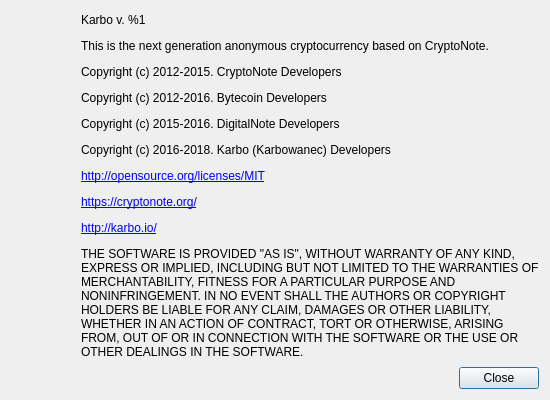
Qt form src/gui/ui/aboutdialog.ui (seredat/karbowanecwallet) before a commit.
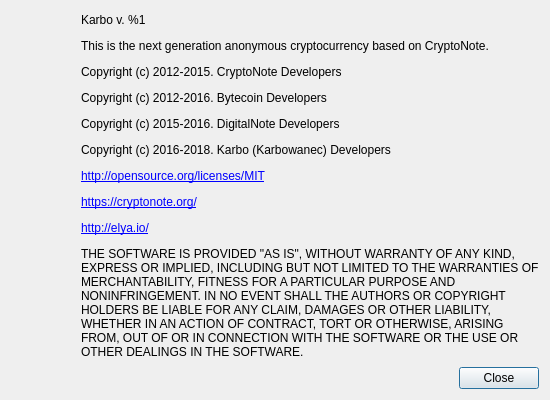
The same form after that commit. Icons and pictures are not drawn.

What changed in the file:
```diff
--- a/src/gui/ui/aboutdialog.ui
+++ b/src/gui/ui/aboutdialog.ui
@@ -98,7 +98,7 @@
         </size>
        </property>
        <property name="text">
-        <string>&lt;html&gt;&lt;head/&gt;&lt;body&gt;&lt;p&gt;Karbo v. %1&lt;/p&gt;&lt;p&gt;This is the next generation anonymous cryptocurrency based on CryptoNote.&lt;/p&gt;&lt;p&gt;Copyright (c) 2012-2015. CryptoNote Developers&lt;/p&gt;&lt;p&gt;Copyright (c) 2012-2016. Bytecoin Developers&lt;/p&gt;&lt;p&gt;Copyright (c) 2015-2016. DigitalNote Developers&lt;/p&gt;&lt;p&gt;Copyright (c) 2016-2018. Karbo (Karbowanec) Developers&lt;/p&gt;&lt;p&gt;&lt;a href=&quot;http://opensource.org/licenses/MIT&quot;&gt;&lt;span style=&quot; text-decoration: underline; color:#0000ff;&quot;&gt;http://opensource.org/licenses/MIT&lt;/span&gt;&lt;/a&gt;&lt;/p&gt;&lt;p&gt;&lt;a href=&quot;https://cryptonote.org/&quot;&gt;&lt;span style=&quot; text-decoration: underline; color:#0000ff;&quot;&gt;https://cryptonote.org/&lt;/span&gt;&lt;/a&gt;&lt;/p&gt;&lt;p&gt;&lt;a href=&quot;http://karbo.io/&quot;&gt;&lt;span style=&quot; text-decoration: underline; color:#0000ff;&quot;&gt;http://karbo.io/&lt;/span&gt;&lt;/a&gt;&lt;/p&gt;&lt;p&gt;THE SOFTWARE IS PROVIDED &amp;quot;AS IS&amp;quot;, WITHOUT WARRANTY OF ANY KIND, EXPRESS OR IMPLIED, INCLUDING BUT NOT LIMITED TO THE WARRANTIES OF MERCHANTABILITY, FITNESS FOR A PARTICULAR PURPOSE AND NONINFRINGEMENT. IN NO EVENT SHALL THE AUTHORS OR COPYRIGHT HOLDERS BE LIABLE FOR ANY CLAIM, DAMAGES OR OTHER LIABILITY, WHETHER IN AN ACTION OF CONTRACT, TORT OR OTHERWISE, ARISING FROM, OUT OF OR IN CONNECTION WITH THE SOFTWARE OR THE USE OR OTHER DEALINGS IN THE SOFTWARE.&lt;/p&gt;&lt;/body&gt;&lt;/html&gt;</string>
+        <string>&lt;html&gt;&lt;head/&gt;&lt;body&gt;&lt;p&gt;Karbo v. %1&lt;/p&gt;&lt;p&gt;This is the next generation anonymous cryptocurrency based on CryptoNote.&lt;/p&gt;&lt;p&gt;Copyright (c) 2012-2015. CryptoNote Developers&lt;/p&gt;&lt;p&gt;Copyright (c) 2012-2016. Bytecoin Developers&lt;/p&gt;&lt;p&gt;Copyright (c) 2015-2016. DigitalNote Developers&lt;/p&gt;&lt;p&gt;Copyright (c) 2016-2018. Karbo (Karbowanec) Developers&lt;/p&gt;&lt;p&gt;&lt;a href=&quot;http://opensource.org/licenses/MIT&quot;&gt;&lt;span style=&quot; text-decoration: underline; color:#0000ff;&quot;&gt;http://opensource.org/licenses/MIT&lt;/span&gt;&lt;/a&gt;&lt;/p&gt;&lt;p&gt;&lt;a href=&quot;https://cryptonote.org/&quot;&gt;&lt;span style=&quot; text-decoration: underline; color:#0000ff;&quot;&gt;https://cryptonote.org/&lt;/span&gt;&lt;/a&gt;&lt;/p&gt;&lt;p&gt;&lt;a href=&quot;http://elya.io/&quot;&gt;&lt;span style=&quot; text-decoration: underline; color:#0000ff;&quot;&gt;http://elya.io/&lt;/span&gt;&lt;/a&gt;&lt;/p&gt;&lt;p&gt;THE SOFTWARE IS PROVIDED &amp;quot;AS IS&amp;quot;, WITHOUT WARRANTY OF ANY KIND, EXPRESS OR IMPLIED, INCLUDING BUT NOT LIMITED TO THE WARRANTIES OF MERCHANTABILITY, FITNESS FOR A PARTICULAR PURPOSE AND NONINFRINGEMENT. IN NO EVENT SHALL THE AUTHORS OR COPYRIGHT HOLDERS BE LIABLE FOR ANY CLAIM, DAMAGES OR OTHER LIABILITY, WHETHER IN AN ACTION OF CONTRACT, TORT OR OTHERWISE, ARISING FROM, OUT OF OR IN CONNECTION WITH THE SOFTWARE OR THE USE OR OTHER DEALINGS IN THE SOFTWARE.&lt;/p&gt;&lt;/body&gt;&lt;/html&gt;</string>
        </property>
        <property name="textFormat">
         <enum>Qt::RichText</enum>
```
